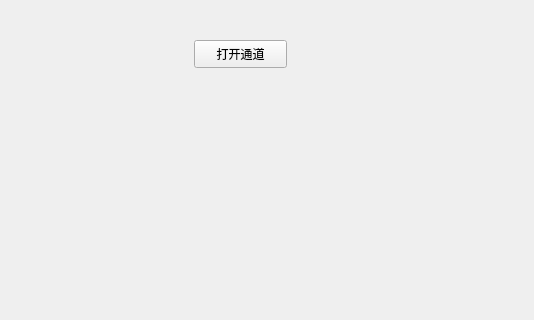
Qt form main/components/Charts/charts.ui (xutongxin1/WirelessMonitor) before a commit; both pictures show x 546 to 1080 and y 0 to 320 of the 1080 by 620 pixel window.
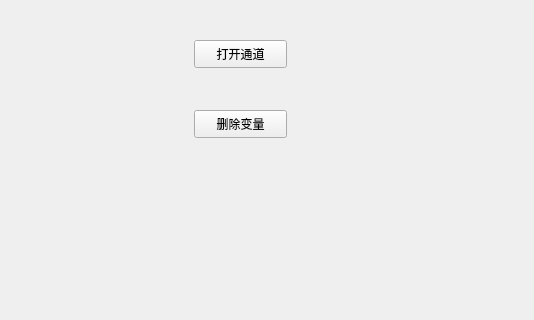
The same form after that commit. Custom widgets are drawn as their Qt base class.

Commit message: 可以删除图线

What changed in the file:
```diff
--- a/main/components/Charts/charts.ui
+++ b/main/components/Charts/charts.ui
@@ -42,6 +42,19 @@
     <bool>true</bool>
    </property>
   </widget>
+  <widget class="QPushButton" name="pushButton_2">
+   <property name="geometry">
+    <rect>
+     <x>740</x>
+     <y>110</y>
+     <width>93</width>
+     <height>28</height>
+    </rect>
+   </property>
+   <property name="text">
+    <string>删除变量</string>
+   </property>
+  </widget>
  </widget>
  <customwidgets>
   <customwidget>
```
The commit also changes 3 other files.
